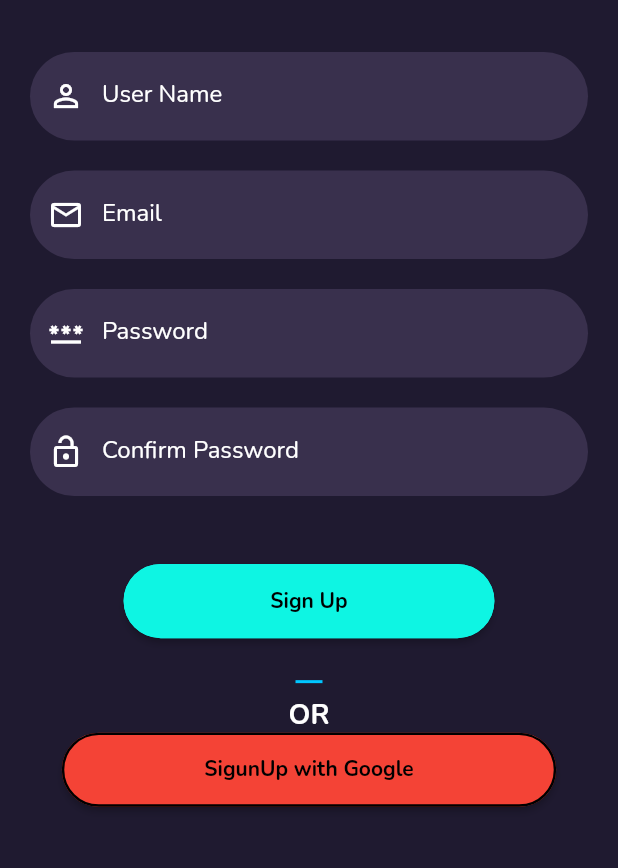
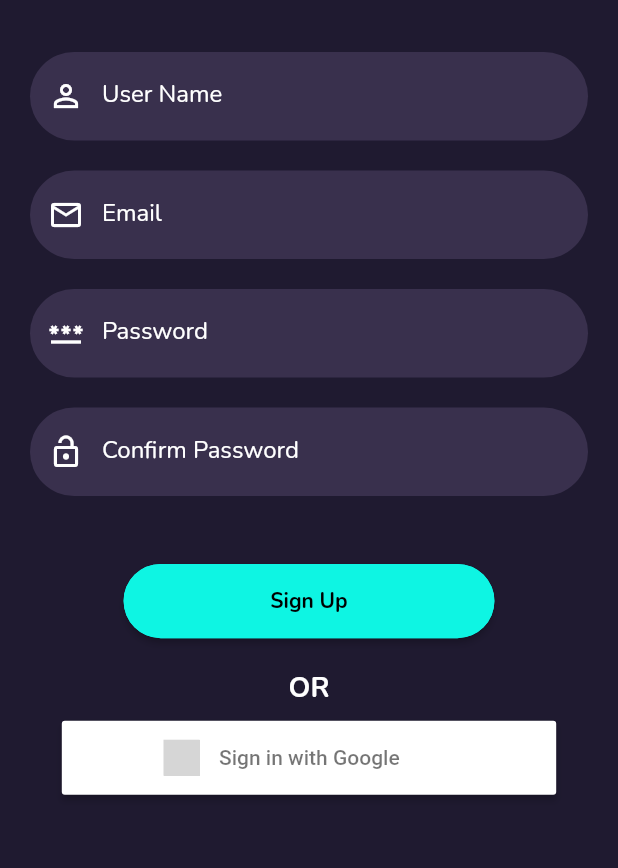
Before and after one commit to ChiranthSH007/eScoreZ, a Flutter app: the emailsignuppage screen opened directly, on a phone screen of 412 x 824 dp, the part 248-1116 px from its top. Run offline on Flutter 3.47's test engine with Material 2 defaults, Android fonts, the phone set to English and light mode, and no system bars; our stand-ins replace cached_network_image, cloud_firestore, curved_navigation_bar, firebase_auth, firebase_core, flutter_signin_button and 5 more; missing offline and left inert: email_auth, paginate_firestore; accounts and stored records are empty; network calls fail; grey boxes are pictures that could not be loaded.

Commit message:
signup changes

```diff
--- a/lib/Login_Auth/emailsignuppage.dart
+++ b/lib/Login_Auth/emailsignuppage.dart
@@ -5,8 +5,10 @@ import 'package:firebase_auth/firebase_auth.dart';
 import 'package:firebase_core/firebase_core.dart';
 import 'package:flutter/material.dart';
 import 'package:flutter/services.dart';
+import 'package:flutter_signin_button/flutter_signin_button.dart';
 import 'package:fluttertoast/fluttertoast.dart';
 import 'package:google_fonts/google_fonts.dart';
+import 'package:google_sign_in/google_sign_in.dart';
 
 class emailsignuppage extends StatefulWidget {
   const emailsignuppage({Key? key}) : super(key: key);
@@ -330,7 +332,6 @@ class _emailsignuppageState extends State<emailsignuppage> {
                         SizedBox(
                           height: 20.0,
                         ),
-                        Separator(),
                         Container(
                           // padding: EdgeInsets.fromLTRB(15.0, 110.0, 0.0, 0.0),
                           child: Text(
@@ -341,28 +342,20 @@ class _emailsignuppageState extends State<emailsignuppage> {
                                 fontSize: size.width * 0.045),
                           ),
                         ),
+                        SizedBox(
+                          height: 10.0,
+                        ),
                         ConstrainedBox(
                           constraints: BoxConstraints.tightFor(
                             width: size.width * 0.8,
                             height: size.height * 0.06,
                           ),
-                          child: ElevatedButton(
-                              onPressed: () {},
-                              child: Text(
-                                "SigunUp with Google",
-                                style: GoogleFonts.nunito(
-                                    color: Colors.black,
-                                    fontWeight: FontWeight.bold),
-                              ),
-                              style: ElevatedButton.styleFrom(
-                                  primary: Colors.red,
-                                  shape: RoundedRectangleBorder(
-                                      borderRadius: new BorderRadius.circular(
-                                          size.width * 0.5)),
-                                  side: BorderSide(
-                                    width: size.width * 0.004,
-                                    // color: Color(0xff0ef5e3),
-                                  ))),
+                          child: SignInButton(
+                            Buttons.Google,
+                            onPressed: () {
+                              signInWithGoogle();
+                            },
+                          ),
                         ),
                       ],
                     ),
@@ -409,6 +402,28 @@ class _emailsignuppageState extends State<emailsignuppage> {
           backgroundColor: Colors.grey[400],
           textColor: Colors.black);
     }
+  }
+
+  signInWithGoogle() async {
+    // Trigger the authentication flow
+    final GoogleSignInAccount? googleUser = await GoogleSignIn().signIn();
+
+    // Obtain the auth details from the request
+    final GoogleSignInAuthentication? googleAuth =
+        await googleUser?.authentication;
+
+    // Create a new credential
+    final credential = GoogleAuthProvider.credential(
+      accessToken: googleAuth?.accessToken,
+      idToken: googleAuth?.idToken,
+    );
+
+    // Once signed in, return the UserCredential
+    return await FirebaseAuth.instance.signInWithCredential(credential).then(
+        (value) => Navigator.pushAndRemoveUntil(
+            context,
+            MaterialPageRoute(builder: (context) => HomePage()),
+            (route) => false));
   }
 
   void _register() async {
```
Also changed, not shown: lib/Login_Auth/emailloginpage.dart (+20 -4 lines).
